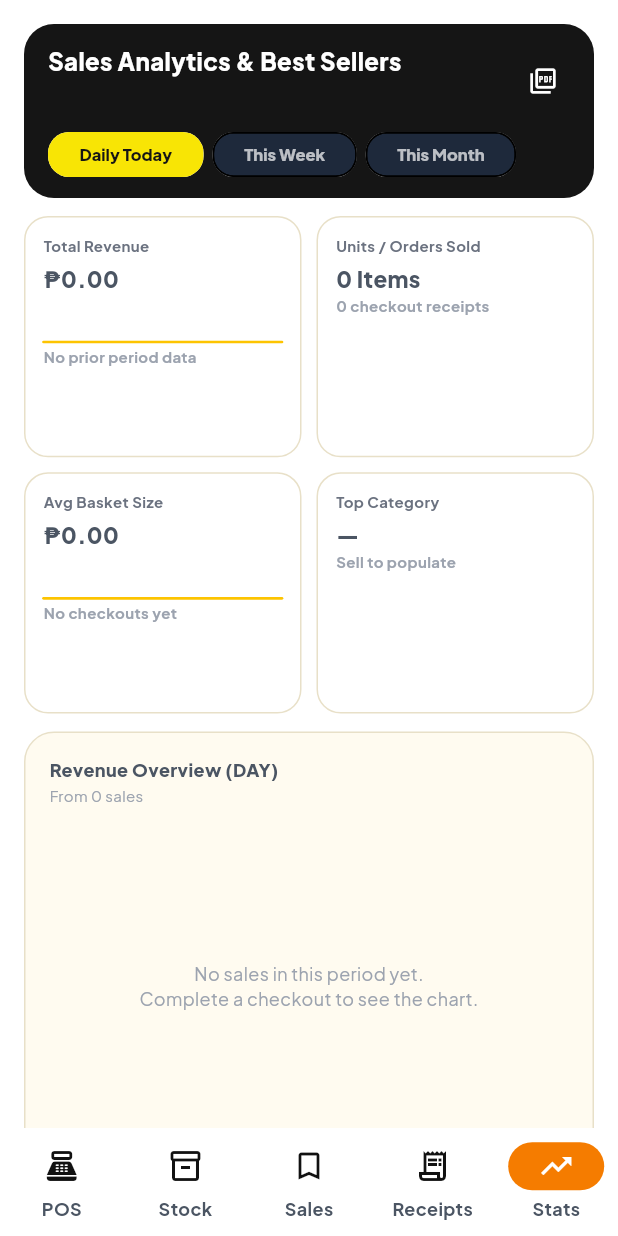
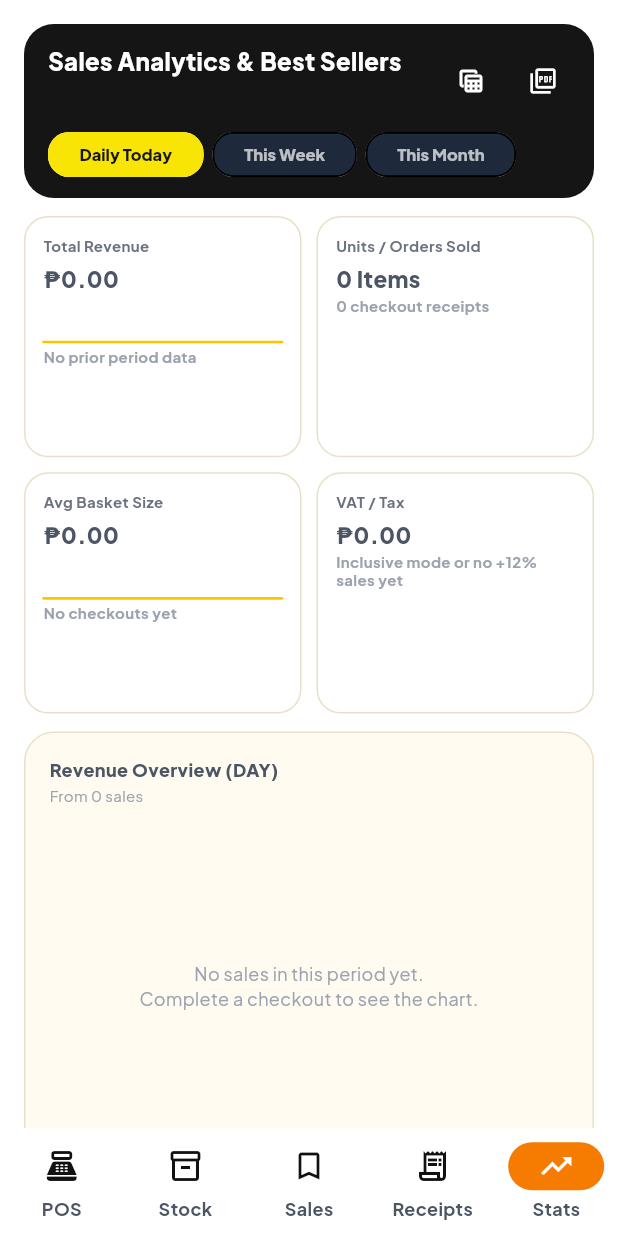
Before and after one commit to CasinWorks/CasinPOS, a Flutter app: the screen it shows after launch, item 5 of the bottom bar chosen, after a tap on the "picture as pdf" icon, on a phone screen of 412 x 824 dp. Run offline on Flutter 3.47's test engine with Material 3 defaults, Android fonts, the phone set to English and light mode, and no system bars; our stand-ins replace connectivity_plus, fl_chart, flutter_riverpod, go_router, google_fonts, image_picker and 5 more; missing offline and left inert: mobile_scanner; accounts and stored records are empty.

Commit message:
Show live Free seat usage and add CSV/VAT sales exports.
Team dialog now reflects store_seat_usage (including over-limit stores) and blocks invites at capacity; analytics gains CSV download plus VAT metrics in UI/PDF.

Co-authored-by: Cursor <cursoragent@cursor.com>

```diff
--- a/app/lib/features/analytics/sales_analytics_view.dart
+++ b/app/lib/features/analytics/sales_analytics_view.dart
@@ -1,14 +1,18 @@
 import 'package:fl_chart/fl_chart.dart';
+import 'package:flutter/foundation.dart';
 import 'package:flutter/material.dart';
 import 'package:flutter_riverpod/flutter_riverpod.dart';
 import 'package:intl/intl.dart';
 import 'package:printing/printing.dart';
 
+import '../../../core/errors/app_errors.dart';
+import '../../../core/export/export_text_file.dart';
 import '../../../core/theme/app_colors.dart';
 import '../../../data/models/pos_models.dart';
 import '../../../data/providers/pos_providers.dart';
 import '../../../data/providers/session_providers.dart';
 import '../onboarding/tutorial_anchors.dart';
+import 'sales_report_csv.dart';
 import 'sales_report_pdf.dart';
 
 /// Stack analytics below this screen width (phone + most tablets in portrait).
@@ -78,6 +82,39 @@ class _SalesAnalyticsViewState extends ConsumerState<SalesAnalyticsView> {
     );
     final doc = await buildSalesReportPdf(data);
     await Printing.layoutPdf(onLayout: (_) => doc.save());
+  }
+
+  Future<void> _exportCsv({
+    required List<PosOrder> orders,
+    required DateTime start,
+    required DateTime end,
+  }) async {
+    final store = ref.read(activeMembershipProvider)?.store;
+    final periodLabel = switch (_period) {
+      'week' => 'This week',
+      'month' => 'This month',
+      _ => 'Today',
+    };
+    final rangeLabel =
+        '${DateFormat('MMM d, yyyy').format(start)} – ${DateFormat('MMM d, yyyy').format(end.subtract(const Duration(minutes: 1)))}';
+    final data = SalesReportData(
+      storeName: store?.name ?? 'CasinPOS Store',
+      currencySymbol: store?.currencySymbol ?? '₱',
+      periodLabel: periodLabel,
+      rangeLabel: rangeLabel,
+      orders: orders,
+    );
+    final csv = buildSalesReportCsv(data);
+    final stamp = DateFormat('yyyyMMdd_HHmm').format(DateTime.now());
+    await exportTextFile(
+      content: csv,
+      filename: 'casinpos_sales_$stamp.csv',
+    );
+    if (!mounted) return;
+    showAppMessage(
+      context,
+      kIsWeb ? 'CSV downloaded (also copied)' : 'CSV copied to clipboard',
+    );
   }
 
   List<FlSpot> _revenueSpots(List<PosOrder> orders, String period) {
@@ -180,12 +217,24 @@ class _SalesAnalyticsViewState extends ConsumerState<SalesAnalyticsView> {
   Widget _header({
     required bool stacked,
     required VoidCallback onExportPdf,
+    required VoidCallback onExportCsv,
   }) {
-    final pdfButton = IconButton(
-      tooltip: 'Export owner report PDF',
-      onPressed: onExportPdf,
-      icon: const Icon(Icons.picture_as_pdf_outlined, color: Colors.white, size: 20),
-      constraints: const BoxConstraints(minWidth: 44, minHeight: 44),
+    final exportRow = Row(
+      mainAxisSize: MainAxisSize.min,
+      children: [
+        IconButton(
+          tooltip: 'Export CSV (sales + VAT)',
+          onPressed: onExportCsv,
+          icon: const Icon(Icons.table_view_outlined, color: Colors.white, size: 20),
+          constraints: const BoxConstraints(minWidth: 44, minHeight: 44),
+        ),
+        IconButton(
+          tooltip: 'Export owner report PDF',
+          onPressed: onExportPdf,
+          icon: const Icon(Icons.picture_as_pdf_outlined, color: Colors.white, size: 20),
+          constraints: const BoxConstraints(minWidth: 44, minHeight: 44),
+        ),
+      ],
     );
 
     if (stacked) {
@@ -216,7 +265,7 @@ class _SalesAnalyticsViewState extends ConsumerState<SalesAnalyticsView> {
                     ),
                   ),
                 ),
-                pdfButton,
+                exportRow,
               ],
             ),
             const SizedBox(height: 10),
@@ -248,7 +297,7 @@ class _SalesAnalyticsViewState extends ConsumerState<SalesAnalyticsView> {
               ),
             ),
           ),
-          pdfButton,
+          exportRow,
           Flexible(
             child: Align(
               alignment: Alignment.centerRight,
@@ -355,6 +404,7 @@ class _SalesAnalyticsViewState extends ConsumerState<SalesAnalyticsView> {
     final prevOrders = _inRange(allOrders, prevStart, start);
 
     final revenue = orders.fold<double>(0, (s, o) => s + o.total);
+    final taxCollected = orders.fold<double>(0, (s, o) => s + o.tax);
     final prevRevenue = prevOrders.fold<double>(0, (s, o) => s + o.total);
     final packs = orders.fold<int>(0, (s, o) => s + o.items.fold<int>(0, (a, i) => a + i.qty));
     final avgBasket = orders.isEmpty ? 0.0 : revenue / orders.length;
@@ -396,15 +446,12 @@ class _SalesAnalyticsViewState extends ConsumerState<SalesAnalyticsView> {
     );
 
     final byProduct = <String, int>{};
-    final byCategory = <String, double>{};
     for (final o in orders) {
       for (final i in o.items) {
         byProduct[i.name] = (byProduct[i.name] ?? 0) + i.qty;
-        byCategory[i.category] = (byCategory[i.category] ?? 0) + i.unitPrice * i.qty;
       }
     }
     final best = byProduct.entries.toList()..sort((a, b) => b.value.compareTo(a.value));
-    final topCat = byCategory.entries.toList()..sort((a, b) => b.value.compareTo(a.value));
 
     final byPay = <PaymentMethod, double>{};
     for (final o in orders) {
@@ -443,6 +490,7 @@ class _SalesAnalyticsViewState extends ConsumerState<SalesAnalyticsView> {
                 _header(
                   stacked: stacked,
                   onExportPdf: () => _exportPdf(orders: orders, start: start, end: end),
+                  onExportCsv: () => _exportCsv(orders: orders, start: start, end: end),
                 ),
                 const SizedBox(height: 12),
                 _metricsGrid(
@@ -474,11 +522,11 @@ class _SalesAnalyticsViewState extends ConsumerState<SalesAnalyticsView> {
                       trendPct: basketTrendPct,
                     ),
                     _Metric(
-                      title: 'Top Category',
-                      value: topCat.isEmpty ? '—' : topCat.first.key,
-                      sub: topCat.isEmpty
-                          ? 'Sell to populate'
-                          : '$symbol${topCat.first.value.toStringAsFixed(2)} sales',
+                      title: 'VAT / Tax',
+                      value: '$symbol${taxCollected.toStringAsFixed(2)}',
+                      sub: taxCollected <= 0
+                          ? 'Inclusive mode or no +12% sales yet'
+                          : 'Tax lines on checkouts this period',
                       stacked: stacked,
                     ),
                   ],
--- a/app/lib/features/analytics/sales_report_pdf.dart
+++ b/app/lib/features/analytics/sales_report_pdf.dart
@@ -88,6 +88,20 @@ Future<pw.Document> buildSalesReportPdf(SalesReportData data) async {
             _kpi('Transactions', '${data.transactionCount}'),
             pw.SizedBox(width: 12),
             _kpi('Avg ticket', money.format(data.averageTicket)),
+          ],
+        ),
+        pw.SizedBox(height: 10),
+        pw.Row(
+          children: [
+            _kpi(
+              'VAT / tax',
+              money.format(data.orders.fold<double>(0, (s, o) => s + o.tax)),
+            ),
+            pw.SizedBox(width: 12),
+            _kpi(
+              'Subtotal',
+              money.format(data.orders.fold<double>(0, (s, o) => s + o.subtotal)),
+            ),
           ],
         ),
         pw.SizedBox(height: 20),
```
Also changed, not shown: app/lib/core/export/export_text_file.dart (added, +21 -0 lines), app/lib/core/export/export_text_file_stub.dart (added, +7 -0 lines), app/lib/core/export/export_text_file_web.dart (added, +15 -0 lines), app/lib/data/models/team_models.dart (+20 -0 lines), app/lib/data/repositories/auth_repository.dart (+24 -0 lines), app/lib/features/analytics/sales_report_csv.dart (added, +97 -0 lines), app/lib/features/team/invite_teammate_dialog.dart (+22 -0 lines), app/lib/features/team/team_manage_dialog.dart (+45 -9 lines).
